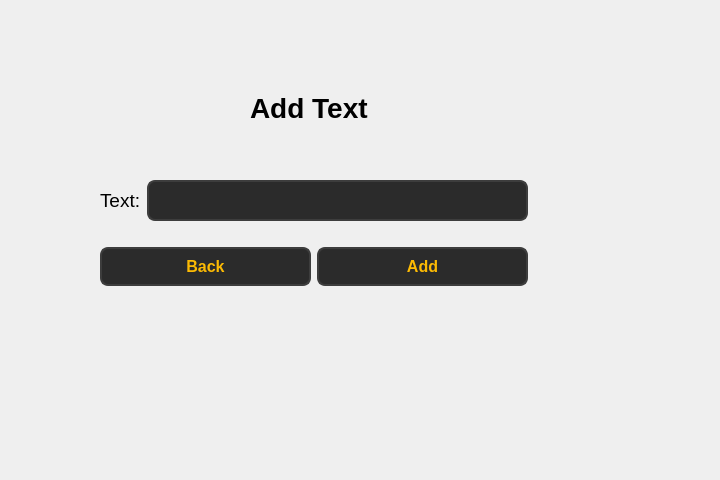
Before: the Qt Designer form ui/faculty/faculty_add_block_text_window.ui in Soham1117/elearningApp, drawn with Qt 5.
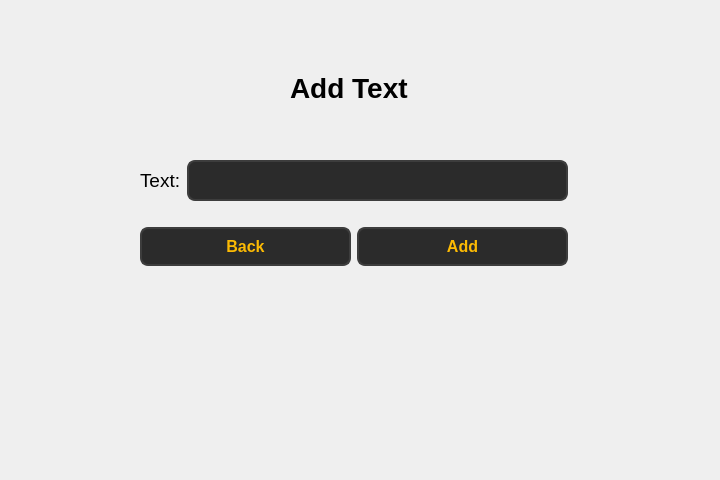
After: the same form once the commit is applied.

Commit message: Changes made to UI of faculty pages.

```diff
--- a/ui/faculty/faculty_add_block_text_window.ui
+++ b/ui/faculty/faculty_add_block_text_window.ui
@@ -16,8 +16,8 @@
   <widget class="QLabel" name="label">
    <property name="geometry">
     <rect>
-     <x>250</x>
-     <y>87</y>
+     <x>290</x>
+     <y>67</y>
      <width>121</width>
      <height>41</height>
     </rect>
@@ -35,8 +35,8 @@
   <widget class="QWidget" name="layoutWidget">
    <property name="geometry">
     <rect>
-     <x>100</x>
-     <y>160</y>
+     <x>140</x>
+     <y>140</y>
      <width>428</width>
      <height>148</height>
     </rect>
```
The commit also changes 98 other files.
